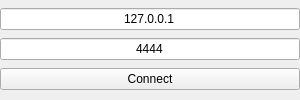
Qt form forms/mainwindow.ui (joaogerliandro/SimpleNetworkClient) before a commit.
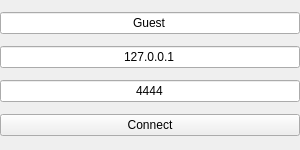
The same form after that commit.

What changed in the file:
```diff
--- a/forms/mainwindow.ui
+++ b/forms/mainwindow.ui
@@ -7,19 +7,19 @@
     <x>0</x>
     <y>0</y>
     <width>300</width>
-    <height>100</height>
+    <height>150</height>
    </rect>
   </property>
   <property name="minimumSize">
    <size>
     <width>300</width>
-    <height>100</height>
+    <height>150</height>
    </size>
   </property>
   <property name="maximumSize">
    <size>
     <width>300</width>
-    <height>100</height>
+    <height>150</height>
    </size>
   </property>
   <property name="windowTitle">
@@ -42,6 +42,22 @@
     <property name="bottomMargin">
      <number>0</number>
     </property>
+    <item>
+     <widget class="QLineEdit" name="Username">
+      <property name="text">
+       <string>Guest</string>
+      </property>
+      <property name="maxLength">
+       <number>24</number>
+      </property>
+      <property name="alignment">
+       <set>Qt::AlignCenter</set>
+      </property>
+      <property name="placeholderText">
+       <string>Username</string>
+      </property>
+     </widget>
+    </item>
     <item>
      <widget class="QLineEdit" name="Hostname">
       <property name="text">
```
